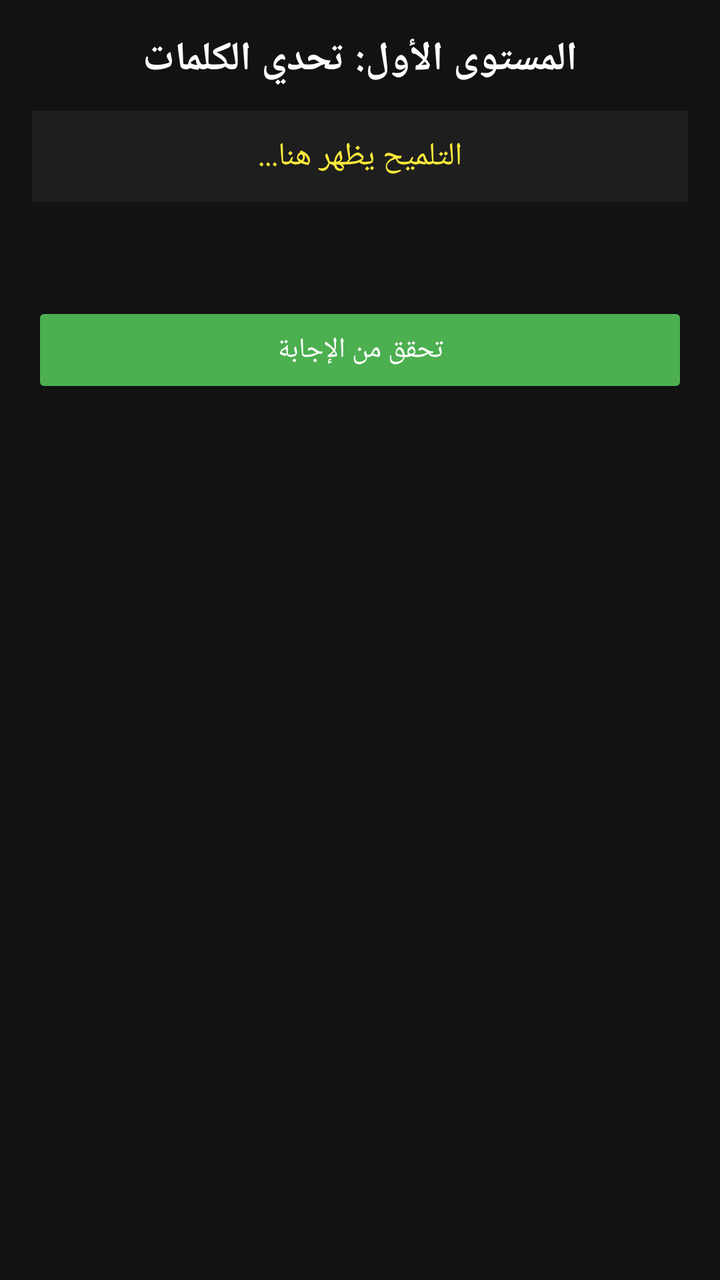
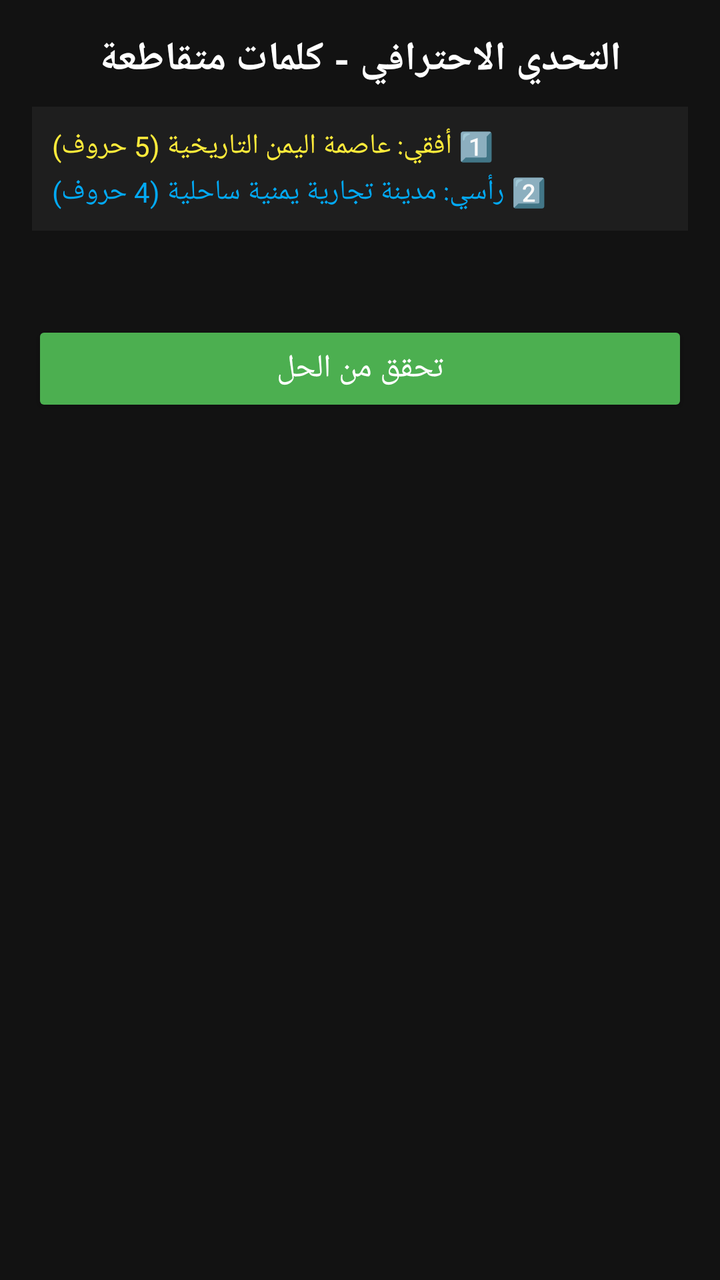

Screens rendered from an Android XML layout before and after an edit, with the pre-edit source and the edit as a unified diff.
<!-- AndroidManifest.xml: activity theme Theme.AppCompat.NoActionBar -->
<!-- res/layout/activity_crossword.xml -->
<?xml version="1.0" encoding="utf-8"?>
<LinearLayout xmlns:android="http://schemas.android.com/apk/res/android"
    android:layout_width="match_parent"
    android:layout_height="match_parent"
    android:orientation="vertical"
    android:background="#121212"
    android:padding="16dp"
    android:gravity="center_horizontal">

    <TextView
        android:id="@+id/tvLevelTitle"
        android:layout_width="wrap_content"
        android:layout_height="wrap_content"
        android:text="المستوى الأول: تحدي الكلمات"
        android:textSize="20sp"
        android:textColor="#FFFFFF"
        android:textStyle="bold"
        android:layout_marginBottom="12dp"/>

    <TextView
        android:id="@+id/tvClueDisplay"
        android:layout_width="match_parent"
        android:layout_height="wrap_content"
        android:text="التلميح يظهر هنا..."
        android:textSize="16sp"
        android:textColor="#FFEB3B"
        android:gravity="center"
        android:padding="12dp"
        android:background="#1E1E1E"
        android:layout_marginBottom="20dp"/>

    
    <GridLayout
        android:id="@+id/crosswordGrid"
        android:layout_width="wrap_content"
        android:layout_height="wrap_content"
        android:columnCount="5"
        android:rowCount="5"
        android:layout_gravity="center"/>

    <Button
        android:id="@+id/btnCheckAnswers"
        android:layout_width="match_parent"
        android:layout_height="wrap_content"
        android:text="تحقق من الإجابة"
        android:backgroundTint="#4CAF50"
        android:textColor="#FFFFFF"
        android:layout_marginTop="30dp"/>

</LinearLayout>
<!-- resources referenced by this layout -->
<resources>

</resources>

<!-- the commit's change to res/layout/activity_crossword.xml (unified diff, before → after) -->
@@ -8,26 +8,38 @@
     android:gravity="center_horizontal">
 
     <TextView
-        android:id="@+id/tvLevelTitle"
         android:layout_width="wrap_content"
         android:layout_height="wrap_content"
-        android:text="المستوى الأول: تحدي الكلمات"
+        android:text="التحدي الاحترافي - كلمات متقاطعة"
         android:textSize="20sp"
         android:textColor="#FFFFFF"
         android:textStyle="bold"
-        android:layout_marginBottom="12dp"/>
+        android:layout_marginBottom="10dp"/>
 
-    <TextView
-        android:id="@+id/tvClueDisplay"
+    
+    <LinearLayout
         android:layout_width="match_parent"
         android:layout_height="wrap_content"
-        android:text="التلميح يظهر هنا..."
-        android:textSize="16sp"
-        android:textColor="#FFEB3B"
-        android:gravity="center"
-        android:padding="12dp"
+        android:orientation="vertical"
         android:background="#1E1E1E"
-        android:layout_marginBottom="20dp"/>
+        android:padding="10dp"
+        android:layout_marginBottom="20dp">
+        
+        <TextView
+            android:layout_width="wrap_content"
+            android:layout_height="wrap_content"
+            android:text="1️⃣ أفقي: عاصمة اليمن التاريخية (5 حروف)"
+            android:textColor="#FFEB3B"
+            android:textSize="14sp"
+            android:layout_marginBottom="4dp"/>
+
+        <TextView
+            android:layout_width="wrap_content"
+            android:layout_height="wrap_content"
+            android:text="2️⃣ رأسي: مدينة تجارية يمنية ساحلية (4 حروف)"
+            android:textColor="#03A9F4"
+            android:textSize="14sp"/>
+    </LinearLayout>
 
     
     <GridLayout
@@ -36,15 +48,16 @@
         android:layout_height="wrap_content"
         android:columnCount="5"
         android:rowCount="5"
-        android:layout_gravity="center"/>
+        android:layout_gravity="center"
+        android:layout_marginBottom="25dp"/>
 
     <Button
-        android:id="@+id/btnCheckAnswers"
+        android:id="@+id/btnCheck"
         android:layout_width="match_parent"
         android:layout_height="wrap_content"
-        android:text="تحقق من الإجابة"
+        android:text="تحقق من الحل"
         android:backgroundTint="#4CAF50"
         android:textColor="#FFFFFF"
-        android:layout_marginTop="30dp"/>
+        android:textSize="16sp"/>
 
 </LinearLayout>
